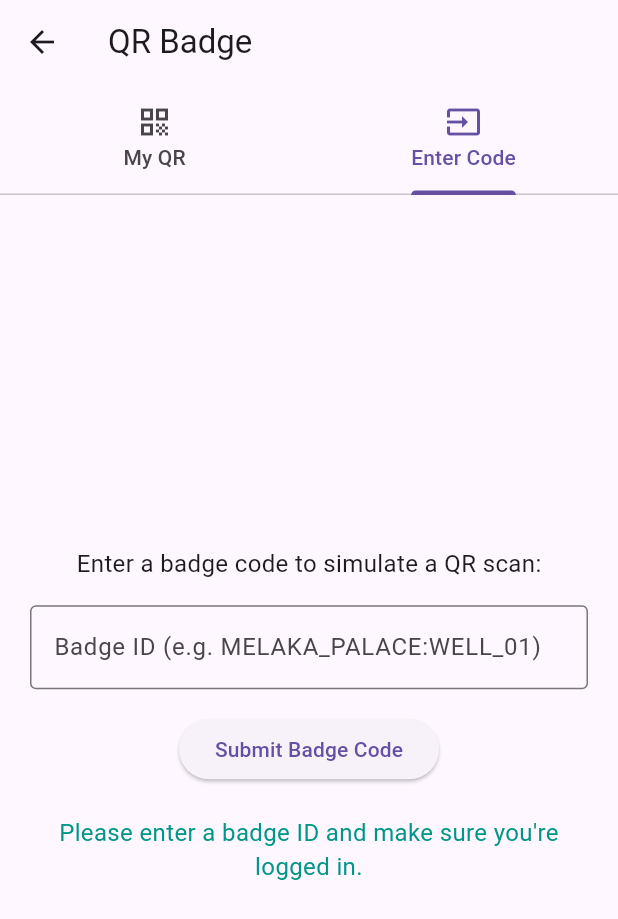
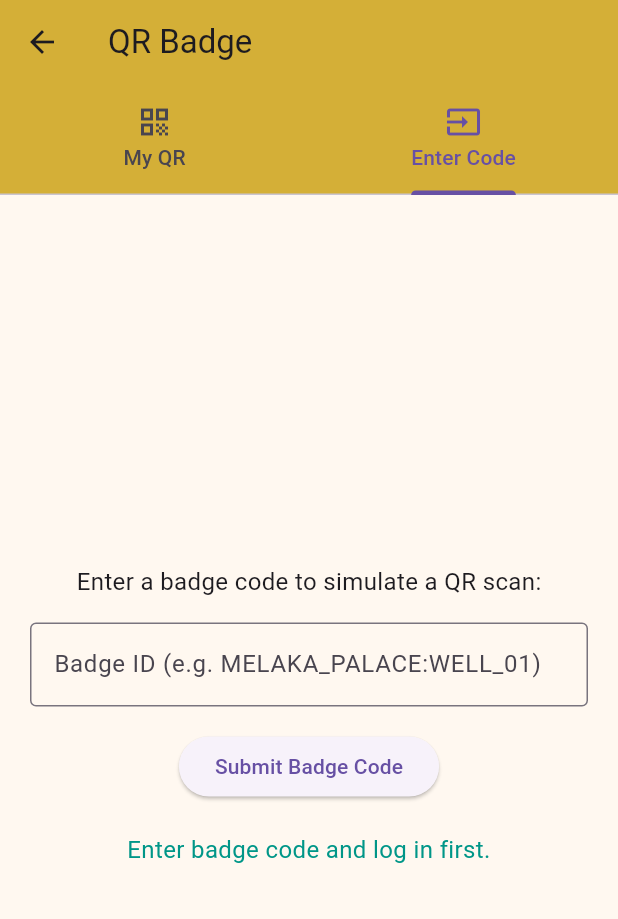
Before and after one commit to Aurazur/teamnamed, a Flutter app: the QRPage screen opened directly, tab 2 chosen, after a tap on "Submit Badge Code", on a phone screen of 412 x 824 dp. Shown: the top 919 px of the screen. Run offline on Flutter 3.47's test engine with Material 3 defaults, Android fonts, the phone set to English and light mode, and no system bars; our stand-ins replace cloud_firestore, firebase_auth, firebase_core, geolocator, google_maps_flutter, permission_handler and 1 more; accounts and stored records are empty.

```diff
--- a/lib/pages/qr_page.dart
+++ b/lib/pages/qr_page.dart
@@ -2,6 +2,7 @@ import 'package:flutter/material.dart';
 import 'package:cloud_firestore/cloud_firestore.dart';
 import 'package:firebase_auth/firebase_auth.dart';
 import 'package:qr_flutter/qr_flutter.dart';
+import 'package:geolocator/geolocator.dart';
 
 class QRPage extends StatefulWidget {
   const QRPage({super.key});
@@ -24,55 +25,90 @@ class _QRPageState extends State<QRPage> with SingleTickerProviderStateMixin {
     _user = FirebaseAuth.instance.currentUser;
   }
 
+  Future<bool> _isWithinDistance(String badgeId) async {
+    final pos = await Geolocator.getCurrentPosition(
+      desiredAccuracy: LocationAccuracy.high,
+    );
+    final siteDoc = await FirebaseFirestore.instance
+        .collection('heritageSites')
+        .doc(badgeId)
+        .get();
+    if (!siteDoc.exists) return false;
+
+    final gp = siteDoc['location'] as GeoPoint;
+    final dist = Geolocator.distanceBetween(
+      pos.latitude,
+      pos.longitude,
+      gp.latitude,
+      gp.longitude,
+    );
+    return dist <= 100;
+  }
+
   Future<void> _simulateQRScan() async {
-    final badgeId = _badgeIdController.text.trim();
-
-    if (badgeId.isEmpty || _user == null) {
-      setState(() {
-        _status = "Please enter a badge ID and make sure you're logged in.";
-      });
+    final input = _badgeIdController.text.trim();
+    final user = _user;
+    if (input.isEmpty || user == null) {
+      setState(() => _status = "Enter badge code and log in first.");
       return;
     }
 
     setState(() => _loading = true);
+    try {
+      final parts = input.split(":");
+      final badgeId = parts[0];
+      final partId = parts.length > 1 ? parts[1] : null;
 
-    try {
+      final badgeSnap = await FirebaseFirestore.instance
+          .collection("badges")
+          .doc(badgeId)
+          .get();
+      if (!badgeSnap.exists) {
+        setState(() => _status = "Badge '$badgeId' not found.");
+        return;
+      }
+
+      final within = await _isWithinDistance(badgeId);
+      if (!within) {
+        setState(() => _status = "Move closer to the site to unlock.");
+        return;
+      }
+
       final userBadgeRef = FirebaseFirestore.instance
           .collection("users")
-          .doc(_user!.uid)
+          .doc(user.uid)
           .collection("badges")
           .doc(badgeId);
+      final userBadgeSnap = await userBadgeRef.get();
 
-      final badgeDoc = await userBadgeRef.get();
-
-      if (badgeDoc.exists) {
-        setState(() {
-          _status = "You already have this badge!";
-        });
-      } else {
-        final badgeMeta = await FirebaseFirestore.instance
-            .collection("badges")
-            .doc(badgeId)
-            .get();
-
-        if (!badgeMeta.exists) {
-          setState(() {
-            _status = "Badge ID not found in the system.";
-          });
+      if (partId == null) {
+        if (userBadgeSnap.exists) {
+          setState(() => _status = "Badge '$badgeId' already unlocked.");
         } else {
           await userBadgeRef.set({
             "unlockedParts": [],
             "earnedAt": FieldValue.serverTimestamp(),
           });
-          setState(() {
-            _status = "Badge '$badgeId' successfully added!";
-          });
+          setState(() => _status = "Unlocked badge '$badgeId'!");
+        }
+      } else {
+        if (!userBadgeSnap.exists) {
+          setState(() => _status = "Unlock badge first before adding parts.");
+        } else {
+          final existing = List<String>.from(
+            userBadgeSnap['unlockedParts'] ?? [],
+          );
+          if (existing.contains(partId)) {
+            setState(() => _status = "Part '$partId' already unlocked.");
+          } else {
+            existing.add(partId);
+            await userBadgeRef.update({"unlockedParts": existing});
+            setState(() => _status = "Unlocked part '$partId'!");
+          }
         }
       }
     } catch (e) {
-      setState(() {
-        _status = "An error occurred: $e";
-      });
+      setState(() => _status = "Error: $e");
     } finally {
       setState(() => _loading = false);
     }
@@ -90,7 +126,9 @@ class _QRPageState extends State<QRPage> with SingleTickerProviderStateMixin {
     final qrData = _user != null ? "USER:${_user!.uid}" : "UNKNOWN";
 
     return Scaffold(
+      backgroundColor: const Color(0xFFFFF8F0),
       appBar: AppBar(
+        backgroundColor: const Color(0xFFD4AF37),
         title: const Text("QR Badge"),
         bottom: TabBar(
           controller: _tabController,
@@ -103,7 +141,6 @@ class _QRPageState extends State<QRPage> with SingleTickerProviderStateMixin {
       body: TabBarView(
         controller: _tabController,
         children: [
-          // TAB 1: My QR Code
           Center(
             child: _user == null
                 ? const Text("Please log in to see your QR code.")
@@ -124,7 +161,6 @@ class _QRPageState extends State<QRPage> with SingleTickerProviderStateMixin {
                   ),
           ),
 
-          // TAB 2: Manual badge code entry
           Padding(
             padding: const EdgeInsets.all(20.0),
             child: Column(
--- a/lib/scaffolds/user_scaffold.dart
+++ b/lib/scaffolds/user_scaffold.dart
@@ -71,9 +71,9 @@ class _UserScaffoldState extends State<UserScaffold> {
   @override
   Widget build(BuildContext context) {
     return Scaffold(
-      backgroundColor: const Color(0xFFFFF8F0), // Warm parchment-like base
+      backgroundColor: const Color(0xFFFFF8F0),
       appBar: AppBar(
-        backgroundColor: const Color(0xFF6B4F27), // Deep heritage brown
+        backgroundColor: const Color(0xFF6B4F27),
         title: Text(_getTitle(), style: const TextStyle(color: Colors.white)),
         iconTheme: const IconThemeData(color: Colors.white),
         elevation: 0,
@@ -83,7 +83,7 @@ class _UserScaffoldState extends State<UserScaffold> {
         currentIndex: _selectedIndex,
         onTap: _onItemTapped,
         backgroundColor: const Color(0xFFFFF8F0),
-        selectedItemColor: const Color(0xFFD4AF37), // Royal gold
+        selectedItemColor: const Color(0xFFD4AF37),
         unselectedItemColor: Colors.grey,
         type: BottomNavigationBarType.fixed,
         items: const [
```
